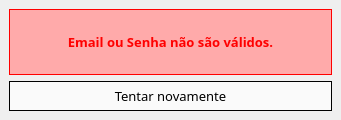
Qt form untitled_login_invalido.ui (ryanbsdeveloper/app-desktop-caltec) before a commit.
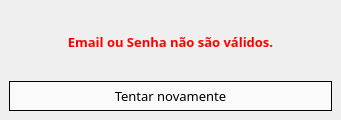
The same form after that commit. Icons and pictures are not drawn.

Diff of the .ui file:
```diff
--- a/untitled_login_invalido.ui
+++ b/untitled_login_invalido.ui
@@ -84,8 +84,7 @@
         </property>
         <property name="styleSheet">
          <string notr="true">color: rgb(255, 0, 0);
-background-color: rgb(255, 170, 170);
-border:1px solid red;</string>
+</string>
         </property>
         <property name="text">
          <string>Email ou Senha não são válidos.</string>
```
Left out of the diff: 6 changed lines with no effect on the pictures.
